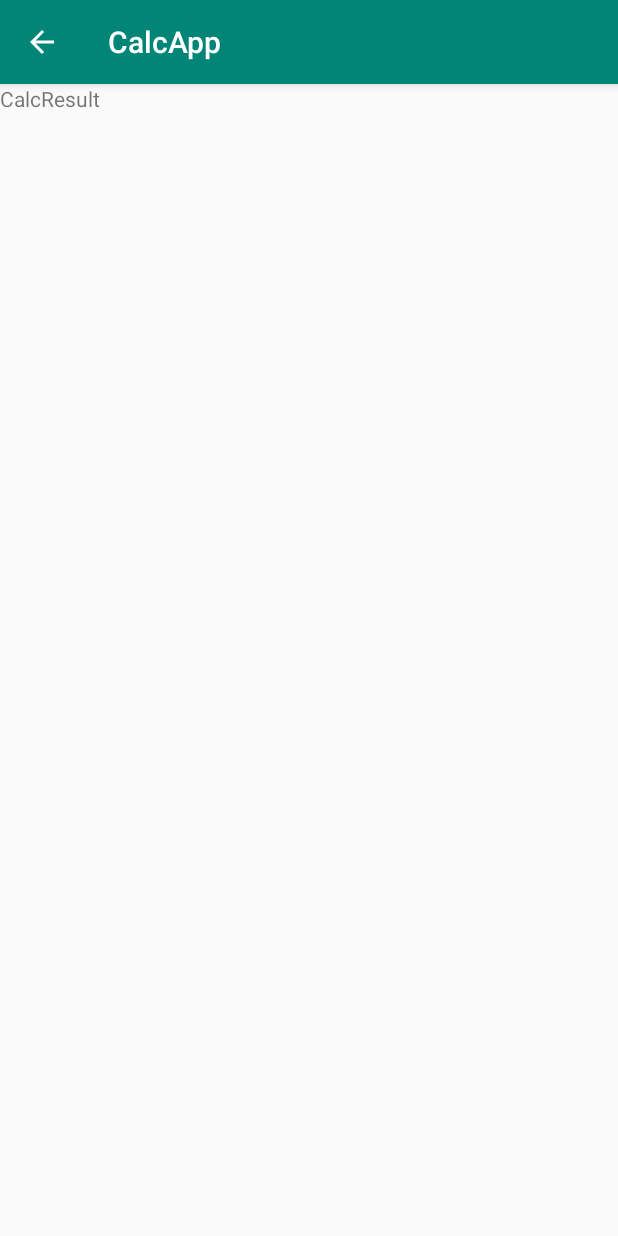
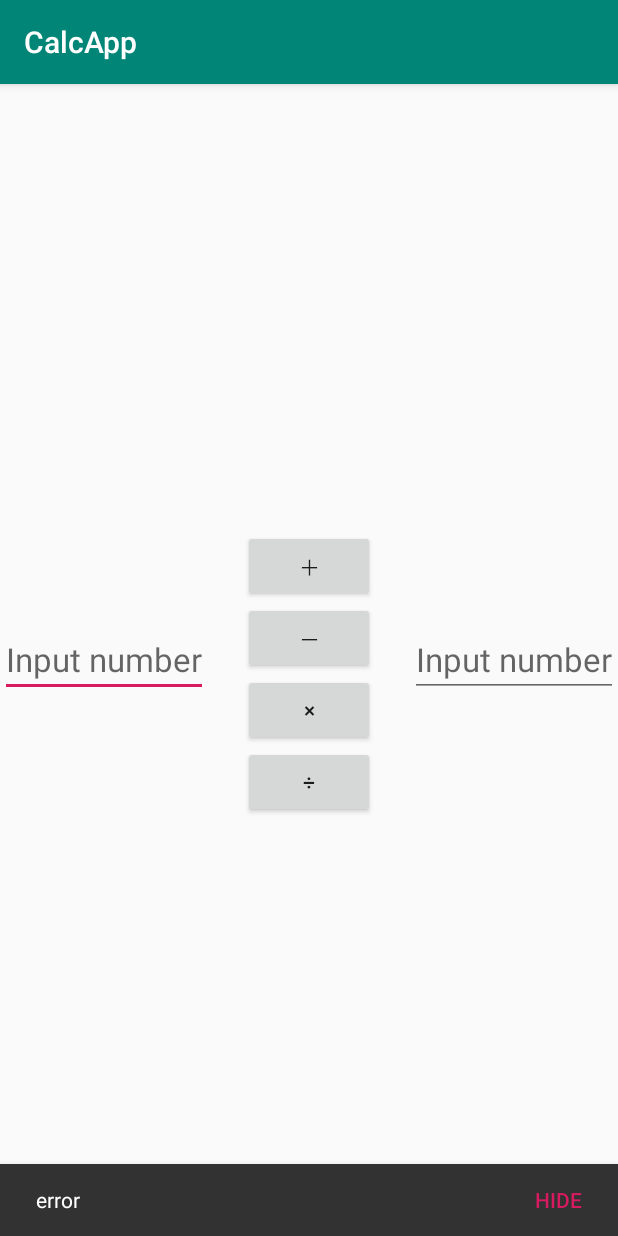
Before and after one commit to katsuyoshi-matsubara/CalcApp, an Android app: the screen it shows after launch (CalcResult before the commit, MainActivity after it), after a tap on an icon or button, on a phone screen of 412 x 824 dp. Run offline under Robolectric (Android 15) with nearby library versions, the phone set to English and light mode, and no system bars; libraries missing offline, so code that uses them is left out: jp.techacademy.katsuyoshi; 1 other tap on this screen came first.

Commit message:
四則計算結果を遷移後の画面に表示 例外処理・snackbarを追加

```diff
--- a/app/build.gradle
+++ b/app/build.gradle
@@ -28,6 +28,8 @@ dependencies {
     implementation "org.jetbrains.kotlin:kotlin-stdlib-jdk7:$kotlin_version"
     implementation 'com.android.support:appcompat-v7:28.0.0'
     implementation 'com.android.support.constraint:constraint-layout:1.1.3'
+    //snackbar利用のため次の一行が必要
+    implementation 'com.android.support:design:28.0.0'
     testImplementation 'junit:junit:4.12'
     androidTestImplementation 'com.android.support.test:runner:1.0.2'
     androidTestImplementation 'com.android.support.test.espresso:espresso-core:3.0.2'
--- a/app/src/main/AndroidManifest.xml
+++ b/app/src/main/AndroidManifest.xml
@@ -10,7 +10,9 @@
         android:supportsRtl="true"
         android:theme="@style/AppTheme">
 
-        <activity android:name=".MainActivity">
+        <activity
+            android:name=".MainActivity"
+            android:label="CalcApp">
             <intent-filter>
                 <action android:name="android.intent.action.MAIN" />
 
--- a/app/src/main/java/jp/techacademy/katsuyoshi/matsubara/calcapp/CalcResult.kt
+++ b/app/src/main/java/jp/techacademy/katsuyoshi/matsubara/calcapp/CalcResult.kt
@@ -2,11 +2,16 @@ package jp.techacademy.katsuyoshi.matsubara.calcapp
 
 import android.support.v7.app.AppCompatActivity
 import android.os.Bundle
+import kotlinx.android.synthetic.main.activity_calc_result.*
 
 class CalcResult : AppCompatActivity() {
 
     override fun onCreate(savedInstanceState: Bundle?) {
         super.onCreate(savedInstanceState)
         setContentView(R.layout.activity_calc_result)
+
+        val result = intent.getDoubleExtra("RESULT", 0.0)
+
+        textView.text = result.toString()
     }
 }
--- a/app/src/main/java/jp/techacademy/katsuyoshi/matsubara/calcapp/MainActivity.kt
+++ b/app/src/main/java/jp/techacademy/katsuyoshi/matsubara/calcapp/MainActivity.kt
@@ -1,8 +1,11 @@
 package jp.techacademy.katsuyoshi.matsubara.calcapp
 
+import android.content.Context
 import android.content.Intent
 import android.support.v7.app.AppCompatActivity
 import android.os.Bundle
+import android.support.design.widget.Snackbar
+import android.util.Log
 import android.view.View
 import kotlinx.android.synthetic.main.activity_main.*
 
@@ -17,10 +20,53 @@ class MainActivity : AppCompatActivity(), View.OnClickListener {
         button3.setOnClickListener(this)
         button4.setOnClickListener(this)
     }
+
     override fun onClick(v: View?) {
         val intent = Intent(this, CalcResult::class.java)
-        startActivity(intent)
+
+        val input1: Double
+        val input2: Double
+        try {
+            input1 = editText1.text.toString().toDouble()
+            input2 = editText2.text.toString().toDouble()
+
+            when (v?.id) {
+                R.id.button1 -> intent.putExtra("RESULT", input1 + input2)
+                R.id.button2 -> intent.putExtra("RESULT", input1 - input2)
+                R.id.button3 -> intent.putExtra("RESULT", input1 * input2)
+                R.id.button4 -> intent.putExtra("RESULT", input1 / input2)
+            }
 
 
+            startActivity(intent)
+
+        } catch (e: Exception) {
+            /* val s = "error"
+            when (v?.id) {
+                R.id.button1 -> button1.setOnClickListener { view -> */
+                    Snackbar.make(button1, "error", Snackbar.LENGTH_LONG)
+                        .setAction("Hide") {
+                        }.show()
+          /*      }
+                R.id.button2 -> button2.setOnClickListener { view ->
+                    Snackbar.make(view, s, Snackbar.LENGTH_LONG)
+                        .setAction("Hide") {
+                        }.show()
+                }
+                R.id.button3 -> button3.setOnClickListener { view ->
+                    Snackbar.make(view, s, Snackbar.LENGTH_LONG)
+                        .setAction("Hide") {
+                        }.show()
+                }
+                R.id.button4 -> button4.setOnClickListener { view ->
+                    Snackbar.make(view, s, Snackbar.LENGTH_LONG)
+                        .setAction("Hide") {
+                        }.show()
+                }
+            } */
+
+            println(e)
+        }
     }
+
 }
--- a/app/src/main/res/layout/activity_calc_result.xml
+++ b/app/src/main/res/layout/activity_calc_result.xml
@@ -9,7 +9,8 @@
     <TextView
         android:layout_width="wrap_content"
         android:layout_height="wrap_content"
-        android:text="CalcResult"
+        android:layout_centerInParent="true"
+        android:textSize="20pt"
         android:id="@+id/textView"/>
 
 </RelativeLayout>
--- a/app/src/main/res/layout/activity_main.xml
+++ b/app/src/main/res/layout/activity_main.xml
@@ -1,9 +1,11 @@
 <?xml version="1.0" encoding="utf-8"?>
-<RelativeLayout xmlns:android="http://schemas.android.com/apk/res/android"
+<RelativeLayout
+    xmlns:android="http://schemas.android.com/apk/res/android"
     xmlns:tools="http://schemas.android.com/tools"
     android:layout_width="match_parent"
     android:layout_height="match_parent"
-    tools:context=".CalcResult">
+    tools:context=".CalcResult"
+    tools:showIn="@layout/activity_main">
 
     //センターに何もないビューを設置しその周りに配置
     <TextView
@@ -11,14 +13,18 @@
         android:layout_height="wrap_content"
         android:layout_centerInParent="true"
         android:id="@+id/center"/>
+
+    // 「|」の前後にスペース入るとダメ
     <EditText
         android:id="@+id/editText1"
         android:layout_width="wrap_content"
         android:layout_height="wrap_content"
         android:layout_centerVertical="true"
         android:layout_alignParentLeft="true"
-        android:hint="Input Number"
-        android:inputType="numberDecimal"/>
+        android:textAlignment="textEnd"
+        android:textSize="10pt"
+        android:hint="Input number"
+        android:inputType="numberDecimal|numberSigned"/>
 
     <EditText
         android:id="@+id/editText2"
@@ -26,8 +32,10 @@
         android:layout_height="wrap_content"
         android:layout_centerVertical="true"
         android:layout_alignParentRight="true"
-        android:hint="Input Number"
-        android:inputType="numberDecimal"/>
+        android:textAlignment="textEnd"
+        android:textSize="10pt"
+        android:hint="Input number"
+        android:inputType="numberDecimal|numberSigned"/>
 
     <Button
         android:id="@+id/button1"
@@ -35,7 +43,7 @@
         android:layout_height="wrap_content"
         android:layout_centerHorizontal="true"
         android:layout_above="@id/button2"
-        android:text="+" />
+        android:text="＋" />
 
     <Button
         android:id="@+id/button2"
```
